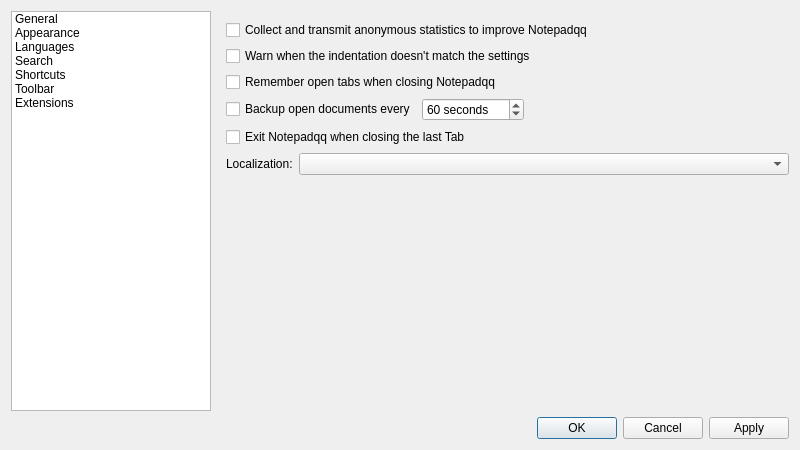
This is src/ui/frmpreferences.ui in ether2813/NotepadQQ as Qt 5 draws it before an edit. The edited form follows.
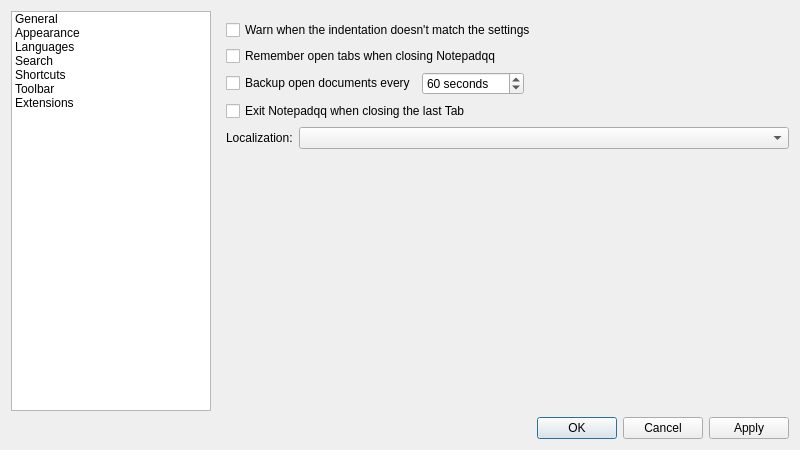
This is the edited form. The open tabs and pages were chosen to show the change. Icons and pictures are not drawn.

Commit message: Installer, Notepad++-style sessions, plugin install, no statistics

Diff of the .ui file:
```diff
--- a/src/ui/frmpreferences.ui
+++ b/src/ui/frmpreferences.ui
@@ -104,13 +104,6 @@
          <property name="bottomMargin">
           <number>0</number>
          </property>
-         <item>
-          <widget class="QCheckBox" name="chkCollectStatistics">
-           <property name="text">
-            <string>Collect and transmit anonymous statistics to improve Notepadqq</string>
-           </property>
-          </widget>
-         </item>
          <item>
           <widget class="QCheckBox" name="chkWarnForDifferentIndentation">
            <property name="text">
```
The commit also changes 26 other files.
